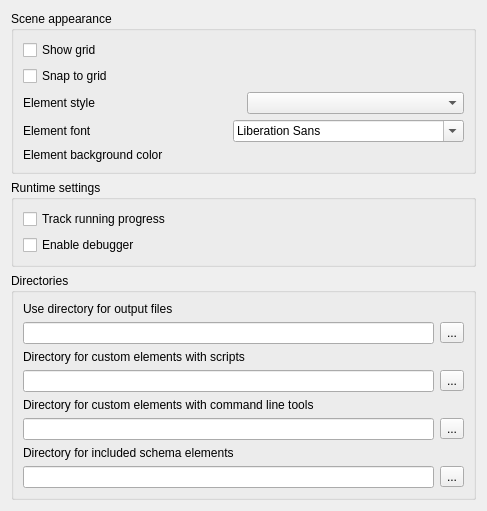
Qt form src/plugins/workflow_designer/src/WorkflowSettingsWidget.ui (violethaze74/ugene) before a commit.
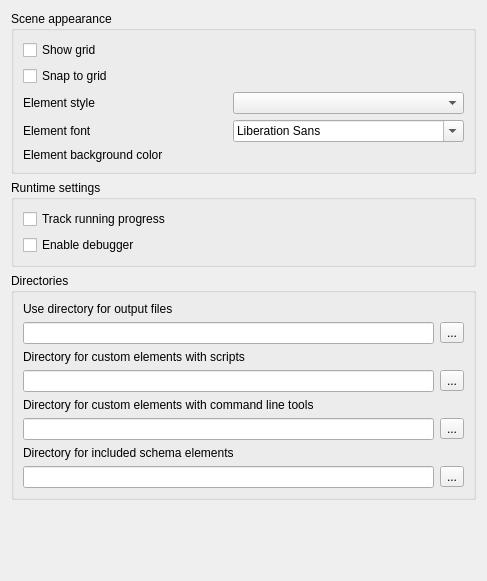
The same form after that commit.

Commit message: Fixing UI layout for multiple dialogs. Switching default Linux theme to 'Fusion'

```diff
--- a/src/plugins/workflow_designer/src/WorkflowSettingsWidget.ui
+++ b/src/plugins/workflow_designer/src/WorkflowSettingsWidget.ui
@@ -7,7 +7,7 @@
     <x>0</x>
     <y>0</y>
     <width>487</width>
-    <height>508</height>
+    <height>581</height>
    </rect>
   </property>
   <property name="windowTitle">
@@ -19,59 +19,49 @@
      <property name="title">
       <string>Scene appearance</string>
      </property>
-     <layout class="QVBoxLayout" name="verticalLayout_2">
-      <item>
+     <layout class="QGridLayout" name="gridLayout">
+      <item row="0" column="0">
        <widget class="QCheckBox" name="gridBox">
         <property name="text">
          <string>Show grid</string>
         </property>
        </widget>
       </item>
-      <item>
+      <item row="1" column="0">
        <widget class="QCheckBox" name="snapBox">
         <property name="text">
          <string>Snap to grid</string>
         </property>
        </widget>
       </item>
-      <item>
-       <layout class="QHBoxLayout" name="horizontalLayout_3">
-        <item>
+      <item row="2" column="0">
          <widget class="QLabel" name="label_2">
           <property name="text">
            <string>Element style</string>
           </property>
          </widget>
         </item>
-        <item>
+      <item row="2" column="1">
          <widget class="QComboBox" name="styleCombo"/>
         </item>
-       </layout>
-      </item>
-      <item>
-       <layout class="QHBoxLayout" name="horizontalLayout_4">
-        <item>
+      <item row="3" column="0">
          <widget class="QLabel" name="label">
           <property name="text">
            <string>Element font</string>
           </property>
          </widget>
         </item>
-        <item>
+      <item row="3" column="1">
          <widget class="QFontComboBox" name="fontCombo"/>
         </item>
-       </layout>
-      </item>
-      <item>
-       <layout class="QHBoxLayout" name="horizontalLayout_5">
-        <item>
+      <item row="4" column="0">
          <widget class="QLabel" name="label_3">
           <property name="text">
            <string>Element background color</string>
           </property>
          </widget>
         </item>
-        <item>
+      <item row="4" column="1">
          <widget class="QWidget" name="colorWidget" native="true">
           <property name="sizePolicy">
            <sizepolicy hsizetype="Preferred" vsizetype="Fixed">
@@ -80,8 +70,6 @@
            </sizepolicy>
           </property>
          </widget>
-        </item>
-       </layout>
       </item>
      </layout>
     </widget>
```
Lines whose indentation alone changed are shown as unchanged. The commit also changes 4 other files.
